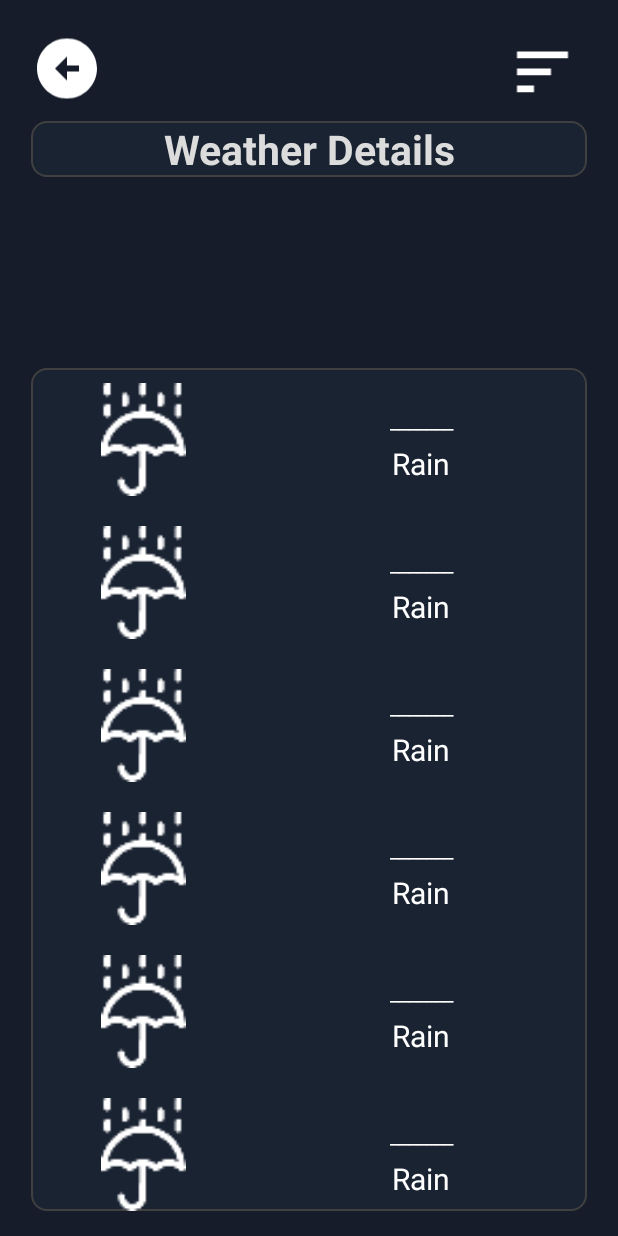
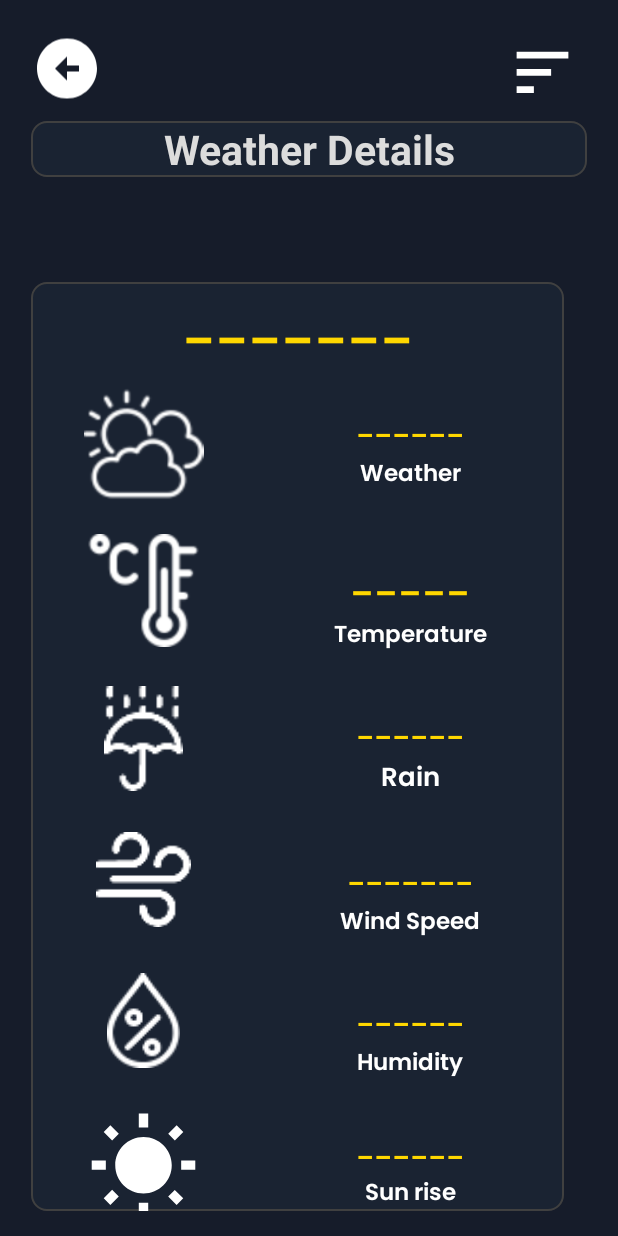
Before and after one commit to sreeginy/Weather-App, an Android app: the layout activity_view_weather_details.xml on its own in the app's theme, with its tools: preview values and no code run, on a phone screen of 412 x 824 dp. Run offline under Robolectric (Android 15) with nearby library versions, the phone set to English and light mode, and no system bars; Roboto replaces fonts that are not available here.

Commit message:
modify sorting

```diff
--- a/app/src/main/java/com/sreeginy/weather/ViewWeatherDetails.java
+++ b/app/src/main/java/com/sreeginy/weather/ViewWeatherDetails.java
@@ -3,15 +3,24 @@ package com.sreeginy.weather;
 import androidx.appcompat.app.AppCompatActivity;
 
 import android.os.Bundle;
+import android.view.View;
+import android.widget.ImageButton;
+import android.widget.ImageView;
 import android.widget.TextView;
 
 import java.text.SimpleDateFormat;
+import java.util.Collections;
+import java.util.Comparator;
 import java.util.Date;
+import java.util.List;
 import java.util.Locale;
 
 public class ViewWeatherDetails extends AppCompatActivity {
 
-    private TextView temperatureTv, weatherTypeTv, rainTv, windSpeedTv, humidityTv, latitudeTv, longitudeTv, sunriseTv, sunsetTv, pressureT;
+    private TextView temperatureTv, weatherTypeTv, rainTv, windSpeedTv, humidityTv, cityNameTv,latitudeTv, longitudeTv, sunriseTv, sunsetTv, pressureT;
+    private ImageButton sortBtn;
+
+    private List<WeatherData> weatherDataList;
 
     @Override
     protected void onCreate(Bundle savedInstanceState) {
@@ -22,34 +31,62 @@ public class ViewWeatherDetails extends AppCompatActivity {
         rainTv = findViewById(R.id.rainTV);
         windSpeedTv = findViewById(R.id.windSpeedTV);
         humidityTv = findViewById(R.id.humidityTV);
-        latitudeTv = findViewById(R.id.latitudeTV);
-        longitudeTv = findViewById(R.id.longitudeTV);
         sunriseTv = findViewById(R.id.sunriseTV);
-        sunsetTv = findViewById(R.id.sunsetTV);
-        pressureT = findViewById(R.id.pressureTV);
+        cityNameTv = findViewById(R.id.cityNameTv);
+        sortBtn = findViewById(R.id.sortBtn);
 
+        ImageView backButton = findViewById(R.id.backBtn);
+
+        backButton.setOnClickListener(new View.OnClickListener() {
+            @Override
+            public void onClick(View v) {
+                finish();
+            }
+        });
+
+        sortBtn.setOnClickListener(new View.OnClickListener() {
+            @Override
+            public void onClick(View v) {
+                sortWeatherDataByTemperature();
+            }
+        });
 
         updateUI();
     }
+
+
     public void updateUI() {
-
         // Get the WeatherData object from the Intent extras
         WeatherData weatherData = getIntent().getParcelableExtra("weatherData");
         if (weatherData != null) {
             temperatureTv.setText(weatherData.getmTemperature());
             weatherTypeTv.setText(weatherData.getmWeatherType());
-            rainTv.setText(weatherData.getRain() );
+            rainTv.setText(weatherData.getRain());
             windSpeedTv.setText(weatherData.getWindSpeed());
             humidityTv.setText(weatherData.getHumidity());
-            latitudeTv.setText(String.valueOf(weatherData.getLatitude()));
-            longitudeTv.setText(String.valueOf(weatherData.getLongitude()));
+            cityNameTv.setText(weatherData.getmNameOfCity());
 
             SimpleDateFormat timeFormat = new SimpleDateFormat("h:mm a", Locale.getDefault());
             sunriseTv.setText(timeFormat.format(new Date(weatherData.getSunrise() * 1000)));
-            sunsetTv.setText(timeFormat.format(new Date(weatherData.getSunset() * 1000)));
 
-            pressureT.setText(String.valueOf(weatherData.getPressure()));
         }
     }
 
+    public void sortWeatherDataByTemperature() {
+
+        Collections.sort(weatherDataList, new Comparator<WeatherData>() {
+            @Override
+            public int compare(WeatherData weatherData1, WeatherData weatherData2) {
+                // Convert temperature strings to numeric values for comparison
+                int temperature1 = Integer.parseInt(weatherData1.getmTemperature());
+                int temperature2 = Integer.parseInt(weatherData2.getmTemperature());
+
+                // Compare temperatures
+                return Integer.compare(temperature1, temperature2);
+            }
+        });
+
+        // After sorting, update the UI or perform any additional operations
+        updateUI();
+    }
 }
--- /dev/null
+++ b/app/src/main/res/drawable/cloud_circle_24.xml
@@ -0,0 +1,5 @@
+<vector android:height="24dp" android:tint="#FFFFFF"
+    android:viewportHeight="24" android:viewportWidth="24"
+    android:width="24dp" xmlns:android="http://schemas.android.com/apk/res/android">
+    <path android:fillColor="@android:color/white" android:pathData="M12,2C6.48,2 2,6.48 2,12s4.48,10 10,10 10,-4.48 10,-10S17.52,2 12,2zM16.5,16L8,16c-1.66,0 -3,-1.34 -3,-3s1.34,-3 3,-3l0.14,0.01C8.58,8.28 10.13,7 12,7c2.21,0 4,1.79 4,4h0.5c1.38,0 2.5,1.12 2.5,2.5S17.88,16 16.5,16z"/>
+</vector>
--- /dev/null
+++ b/app/src/main/res/drawable/cloud_queue_24.xml
@@ -0,0 +1,5 @@
+<vector android:height="24dp" android:tint="#FFFFFF"
+    android:viewportHeight="24" android:viewportWidth="24"
+    android:width="24dp" xmlns:android="http://schemas.android.com/apk/res/android">
+    <path android:fillColor="@android:color/white" android:pathData="M19.35,10.04C18.67,6.59 15.64,4 12,4 9.11,4 6.6,5.64 5.35,8.04 2.34,8.36 0,10.91 0,14c0,3.31 2.69,6 6,6h13c2.76,0 5,-2.24 5,-5 0,-2.64 -2.05,-4.78 -4.65,-4.96zM19,18H6c-2.21,0 -4,-1.79 -4,-4s1.79,-4 4,-4h0.71C7.37,7.69 9.48,6 12,6c3.04,0 5.5,2.46 5.5,5.5v0.5H19c1.66,0 3,1.34 3,3s-1.34,3 -3,3z"/>
+</vector>
--- /dev/null
+++ b/app/src/main/res/drawable/sunny_24.xml
@@ -0,0 +1,5 @@
+<vector android:height="24dp" android:tint="#FFFFFF"
+    android:viewportHeight="24" android:viewportWidth="24"
+    android:width="24dp" xmlns:android="http://schemas.android.com/apk/res/android">
+    <path android:fillColor="@android:color/white" android:pathData="M6.76,4.84l-1.8,-1.79 -1.41,1.41 1.79,1.79 1.42,-1.41zM4,10.5L1,10.5v2h3v-2zM13,0.55h-2L11,3.5h2L13,0.55zM20.45,4.46l-1.41,-1.41 -1.79,1.79 1.41,1.41 1.79,-1.79zM17.24,18.16l1.79,1.8 1.41,-1.41 -1.8,-1.79 -1.4,1.4zM20,10.5v2h3v-2h-3zM12,5.5c-3.31,0 -6,2.69 -6,6s2.69,6 6,6 6,-2.69 6,-6 -2.69,-6 -6,-6zM11,22.45h2L13,19.5h-2v2.95zM3.55,18.54l1.41,1.41 1.79,-1.8 -1.41,-1.41 -1.79,1.8z"/>
+</vector>
--- a/app/src/main/res/layout/activity_view_weather_details.xml
+++ b/app/src/main/res/layout/activity_view_weather_details.xml
@@ -5,7 +5,8 @@
     android:layout_height="match_parent"
     xmlns:app="http://schemas.android.com/apk/res-auto"
     android:background="@color/black_01"
-    android:padding="15dp">
+    android:padding="15dp"
+    tools:context=".ViewWeatherDetails">
 
     <ImageView
         android:id="@+id/backBtn"
@@ -23,7 +24,7 @@
     <ImageButton
         android:id="@+id/sortBtn"
         android:layout_width="50dp"
-        android:layout_height="45dp"
+        android:layout_height="46dp"
         android:layout_alignParentTop="true"
         android:layout_alignParentEnd="true"
         android:layout_marginLeft="270dp"
@@ -34,45 +35,57 @@
         android:scaleType="fitCenter"
         app:srcCompat="@drawable/sort_24" />
 
+
     <TextView
         android:id="@+id/textView"
-        android:background="@drawable/background_2"
         android:layout_width="match_parent"
         android:layout_height="wrap_content"
-        android:textAlignment="center"
+        android:layout_marginStart="5dp"
         android:layout_marginTop="65dp"
+        android:layout_marginEnd="5dp"
+        android:background="@drawable/background_2"
         android:fontFamily="@font/lemonada_semibold"
         android:text="   Weather Details   "
+        android:textAlignment="center"
         android:textColor="@color/gray"
         android:textSize="27sp"
-        android:layout_marginStart="5dp"
-        android:layout_marginEnd="5dp"
         android:textStyle="bold" />
 
     <LinearLayout
         android:id="@+id/layoutTop"
-        android:layout_width="match_parent"
-        android:layout_height="wrap_content"
+        android:layout_width="355dp"
+        android:layout_height="619dp"
         android:layout_alignParentBottom="true"
         android:layout_marginStart="5dp"
-        android:layout_marginTop="120dp"
+        android:layout_marginTop="10dp"
         android:layout_marginEnd="5dp"
         android:layout_marginBottom="1dp"
         android:background="@drawable/background_2"
         android:orientation="vertical">
 
+        <TextView
+            android:id="@+id/cityNameTv"
+            android:layout_width="match_parent"
+            android:layout_height="wrap_content"
+            android:layout_marginTop="5dp"
+            android:fontFamily="@font/poppins_semibold"
+            android:text="_______"
+            android:textAlignment="center"
+            android:textColor="@color/gold"
+            android:textSize="28dp" />
 
         <LinearLayout
             android:layout_width="match_parent"
             android:layout_height="wrap_content"
+            android:layout_marginTop="5dp"
             android:orientation="horizontal">
 
             <ImageView
-                android:id="@+id/imageView3"
+                android:id="@+id/mWeatherIcons"
                 android:layout_width="150dp"
-                android:layout_height="75dp"
+                android:layout_height="80dp"
                 android:layout_marginTop="10dp"
-                app:srcCompat="@drawable/umbrella" />
+                app:srcCompat="@drawable/daycloud" />
 
             <LinearLayout
                 android:layout_width="match_parent"
@@ -81,23 +94,26 @@
                 android:orientation="vertical">
 
                 <TextView
-                    android:id="@+id/rain"
+                    android:id="@+id/weatherTV"
                     android:layout_width="match_parent"
                     android:layout_height="wrap_content"
                     android:layout_marginTop="5dp"
-                    android:text="_______"
+                    android:fontFamily="@font/poppins_semibold"
+                    android:text="______"
                     android:textAlignment="center"
-                    android:textColor="@color/white" />
+                    android:textColor="@color/gold"
+                    android:textSize="15sp" />
 
                 <TextView
                     android:id="@+id/textView10"
                     android:layout_width="match_parent"
                     android:layout_height="wrap_content"
                     android:layout_marginTop="5dp"
-                    android:text="Rain"
+                    android:fontFamily="@font/poppins_semibold"
+                    android:text="Weather"
                     android:textAlignment="center"
                     android:textColor="@color/white"
-                    android:textSize="20sp" />
+                    android:textSize="15sp" />
 
             </LinearLayout>
         </LinearLayout>
@@ -113,7 +129,7 @@
                 android:layout_width="150dp"
                 android:layout_height="75dp"
                 android:layout_marginTop="10dp"
-                app:srcCompat="@drawable/umbrella" />
+                app:srcCompat="@drawable/temperature" />
 
             <LinearLayout
                 android:layout_width="match_parent"
@@ -122,21 +138,25 @@
                 android:orientation="vertical">
 
                 <TextView
+                    android:id="@+id/temperatureTV"
                     android:layout_width="match_parent"
                     android:layout_height="wrap_content"
                     android:layout_marginTop="5dp"
-                    android:text="_______"
+                    android:fontFamily="@font/poppins_semibold"
+                    android:text="_____"
                     android:textAlignment="center"
-                    android:textColor="@color/white" />
+                    android:textColor="@color/gold"
+                    android:textSize="20sp" />
 
                 <TextView
                     android:layout_width="match_parent"
                     android:layout_height="wrap_content"
                     android:layout_marginTop="5dp"
-                    android:text="Rain"
+                    android:fontFamily="@font/poppins_semibold"
+                    android:text="Temperature"
                     android:textAlignment="center"
                     android:textColor="@color/white"
-                    android:textSize="20sp" />
+                    android:textSize="15sp" />
 
             </LinearLayout>
         </LinearLayout>
@@ -149,7 +169,7 @@
 
             <ImageView
                 android:layout_width="150dp"
-                android:layout_height="75dp"
+                android:layout_height="70dp"
                 android:layout_marginTop="10dp"
                 app:srcCompat="@drawable/umbrella" />
 
@@ -160,21 +180,25 @@
                 android:orientation="vertical">
 
                 <TextView
+                    android:id="@+id/rainTV"
                     android:layout_width="match_parent"
                     android:layout_height="wrap_content"
                     android:layout_marginTop="5dp"
-                    android:text="_______"
+                    android:fontFamily="@font/poppins_semibold"
+                    android:text="______"
                     android:textAlignment="center"
-                    android:textColor="@color/white" />
+                    android:textColor="@color/gold"
+                    android:textSize="15sp" />
 
                 <TextView
                     android:layout_width="match_parent"
                     android:layout_height="wrap_content"
                     android:layout_marginTop="5dp"
+                    android:fontFamily="@font/poppins_semibold"
                     android:text="Rain"
                     android:textAlignment="center"
                     android:textColor="@color/white"
-                    android:textSize="20sp" />
+                    android:textSize="17sp" />
 
             </LinearLayout>
         </LinearLayout>
@@ -187,9 +211,9 @@
 
             <ImageView
                 android:layout_width="150dp"
-                android:layout_height="75dp"
+                android:layout_height="63dp"
                 android:layout_marginTop="10dp"
-                app:srcCompat="@drawable/umbrella" />
+                app:srcCompat="@drawable/wind" />
 
             <LinearLayout
                 android:layout_width="match_parent"
@@ -198,21 +222,25 @@
                 android:orientation="vertical">
 
                 <TextView
+                    android:id="@+id/windSpeedTV"
                     android:layout_width="match_parent"
                     android:layout_height="wrap_content"
                     android:layout_marginTop="5dp"
+                    android:fontFamily="@font/poppins_semibold"
                     android:text="_______"
                     android:textAlignment="center"
-                    android:textColor="@color/white" />
+                    android:textColor="@color/gold"
+                    android:textSize="15sp" />
 
                 <TextView
                     android:layout_width="match_parent"
                     android:layout_height="wrap_content"
                     android:layout_marginTop="5dp"
-                    android:text="Rain"
+                    android:fontFamily="@font/poppins_semibold"
+                    android:text="Wind Speed"
                     android:textAlignment="center"
                     android:textColor="@color/white"
-                    android:textSize="20sp" />
+                    android:textSize="15sp" />
 
             </LinearLayout>
         </LinearLayout>
@@ -225,9 +253,9 @@
 
             <ImageView
                 android:layout_width="150dp"
-                android:layout_height="75dp"
+                android:layout_height="63dp"
                 android:layout_marginTop="10dp"
-                app:srcCompat="@drawable/umbrella" />
+                app:srcCompat="@drawable/humidity" />
 
             <LinearLayout
                 android:layout_width="match_parent"
@@ -236,21 +264,25 @@
                 android:orientation="vertical">
 
                 <TextView
+                    android:id="@+id/humidityTV"
                     android:layout_width="match_parent"
                     android:layout_height="wrap_content"
                     android:layout_marginTop="5dp"
-                    android:text="_______"
+                    android:fontFamily="@font/poppins_semibold"
+                    android:text="______"
                     android:textAlignment="center"
-                    android:textColor="@color/white" />
+                    android:textColor="@color/gold"
+                    android:textSize="15sp" />
 
                 <TextView
                     android:layout_width="match_parent"
                     android:layout_height="wrap_content"
                     android:layout_marginTop="5dp"
-                    android:text="Rain"
+                    android:fontFamily="@font/poppins_semibold"
+                    android:text="Humidity"
                     android:textAlignment="center"
                     android:textColor="@color/white"
-                    android:textSize="20sp" />
+                    android:textSize="15sp" />
 
             </LinearLayout>
         </LinearLayout>
@@ -258,14 +290,14 @@
         <LinearLayout
             android:layout_width="match_parent"
             android:layout_height="wrap_content"
-            android:layout_marginTop="10dp"
+            android:layout_marginTop="8dp"
             android:orientation="horizontal">
 
             <ImageView
                 android:layout_width="150dp"
                 android:layout_height="75dp"
                 android:layout_marginTop="10dp"
-                app:srcCompat="@drawable/umbrella" />
+                app:srcCompat="@drawable/sunny_24" />
 
             <LinearLayout
                 android:layout_width="match_parent"
@@ -274,21 +306,25 @@
                 android:orientation="vertical">
 
                 <TextView
+                    android:id="@+id/sunriseTV"
                     android:layout_width="match_parent"
                     android:layout_height="wrap_content"
-                    android:layout_marginTop="5dp"
-                    android:text="_______"
+                    android:layout_marginTop="2dp"
+                    android:fontFamily="@font/poppins_semibold"
+                    android:text="______"
                     android:textAlignment="center"
-                    android:textColor="@color/white" />
+                    android:textColor="@color/gold"
+                    android:textSize="15sp" />
 
                 <TextView
                     android:layout_width="match_parent"
                     android:layout_height="wrap_content"
-                    android:layout_marginTop="5dp"
-                    android:text="Rain"
+                    android:layout_marginTop="3dp"
+                    android:fontFamily="@font/poppins_semibold"
+                    android:text="Sun rise"
                     android:textAlignment="center"
                     android:textColor="@color/white"
-                    android:textSize="20sp" />
+                    android:textSize="15sp" />
 
             </LinearLayout>
         </LinearLayout>
--- a/app/src/main/res/values/colors.xml
+++ b/app/src/main/res/values/colors.xml
@@ -5,6 +5,7 @@
     <color name="black_01">#161c2a</color>
     <color name="black_02">#1a2332</color>
     <color name="yellow">#fdd020</color>
+    <color name="gold">#FFD700</color>
 
     <color name="midnightblue">#191970</color>
     <color name="darkblue">#00008B</color>
```
Also changed, not shown: app/src/main/res/drawable/daycloud.png (added), app/src/main/res/drawable/temperature.png (added).
